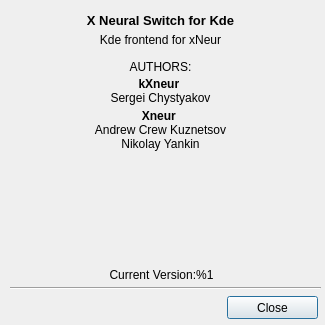
Before: the Qt Designer form kdeneur/src/frmabout.ui in voidptr/xneur-option, drawn with Qt 5.
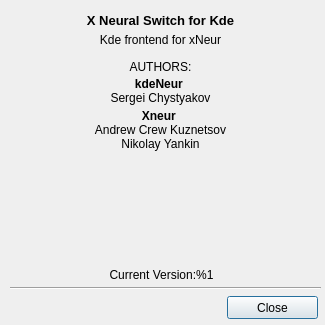
After: the same form once the commit is applied. Icons and pictures are not drawn.

Diff of the .ui file:
```diff
--- a/kdeneur/src/frmabout.ui
+++ b/kdeneur/src/frmabout.ui
@@ -114,9 +114,9 @@
     <string>&lt;!DOCTYPE HTML PUBLIC &quot;-//W3C//DTD HTML 4.0//EN&quot; &quot;http://www.w3.org/TR/REC-html40/strict.dtd&quot;&gt;
 &lt;html&gt;&lt;head&gt;&lt;meta name=&quot;qrichtext&quot; content=&quot;1&quot; /&gt;&lt;style type=&quot;text/css&quot;&gt;
 p, li { white-space: pre-wrap; }
-&lt;/style&gt;&lt;/head&gt;&lt;body style=&quot; font-family:'Droid Sans Japanese'; font-size:9pt; font-weight:400; font-style:normal;&quot;&gt;
-&lt;p style=&quot; margin-top:0px; margin-bottom:0px; margin-left:0px; margin-right:0px; -qt-block-indent:0; text-indent:0px;&quot;&gt;&lt;span style=&quot; font-weight:600;&quot;&gt;kXneur&lt;/span&gt; &lt;/p&gt;
-&lt;p style=&quot; margin-top:0px; margin-bottom:0px; margin-left:0px; margin-right:0px; -qt-block-indent:0; text-indent:0px;&quot;&gt;Sergei Chystyakov&lt;/p&gt;&lt;/body&gt;&lt;/html&gt;</string>
+&lt;/style&gt;&lt;/head&gt;&lt;body style=&quot; font-family:'Ubuntu'; font-size:9pt; font-weight:400; font-style:normal;&quot;&gt;
+&lt;p style=&quot; margin-top:0px; margin-bottom:0px; margin-left:0px; margin-right:0px; -qt-block-indent:0; text-indent:0px;&quot;&gt;&lt;span style=&quot; font-family:'Droid Sans Japanese'; font-weight:600;&quot;&gt;kdeNeur&lt;/span&gt;&lt;span style=&quot; font-family:'Droid Sans Japanese';&quot;&gt; &lt;/span&gt;&lt;/p&gt;
+&lt;p style=&quot; margin-top:0px; margin-bottom:0px; margin-left:0px; margin-right:0px; -qt-block-indent:0; text-indent:0px;&quot;&gt;&lt;span style=&quot; font-family:'Droid Sans Japanese';&quot;&gt;Sergei Chystyakov&lt;/span&gt;&lt;/p&gt;&lt;/body&gt;&lt;/html&gt;</string>
    </property>
    <property name="alignment">
     <set>Qt::AlignCenter</set>
```
Left out of the diff: 4 changed lines with no effect on the pictures.
